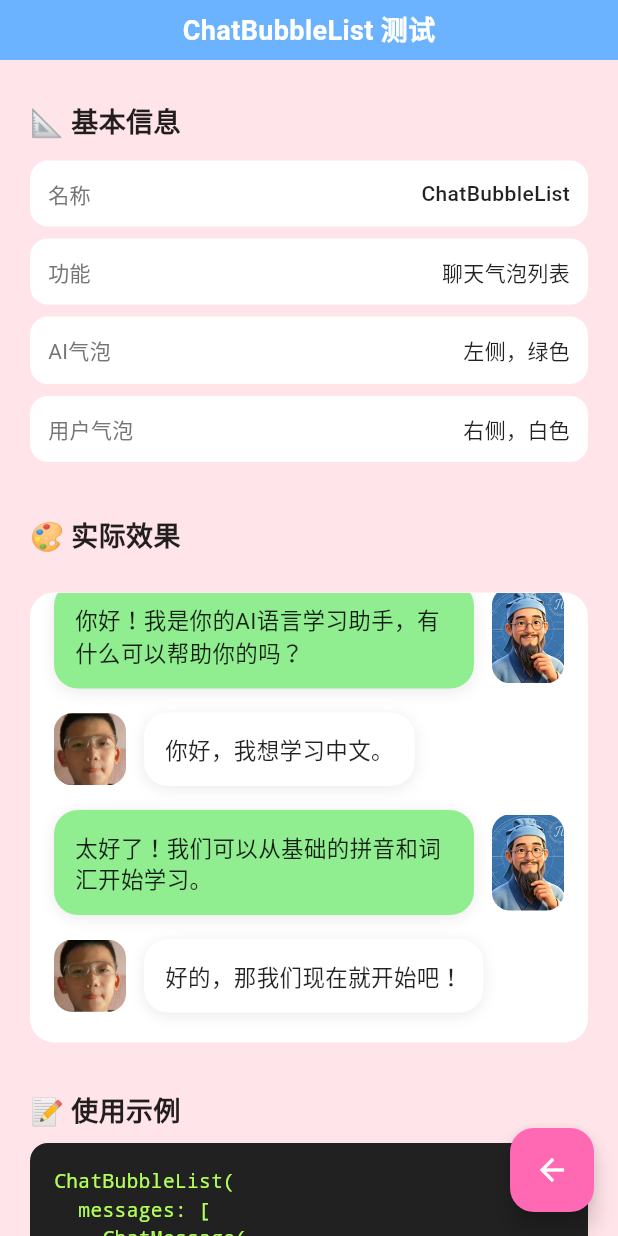
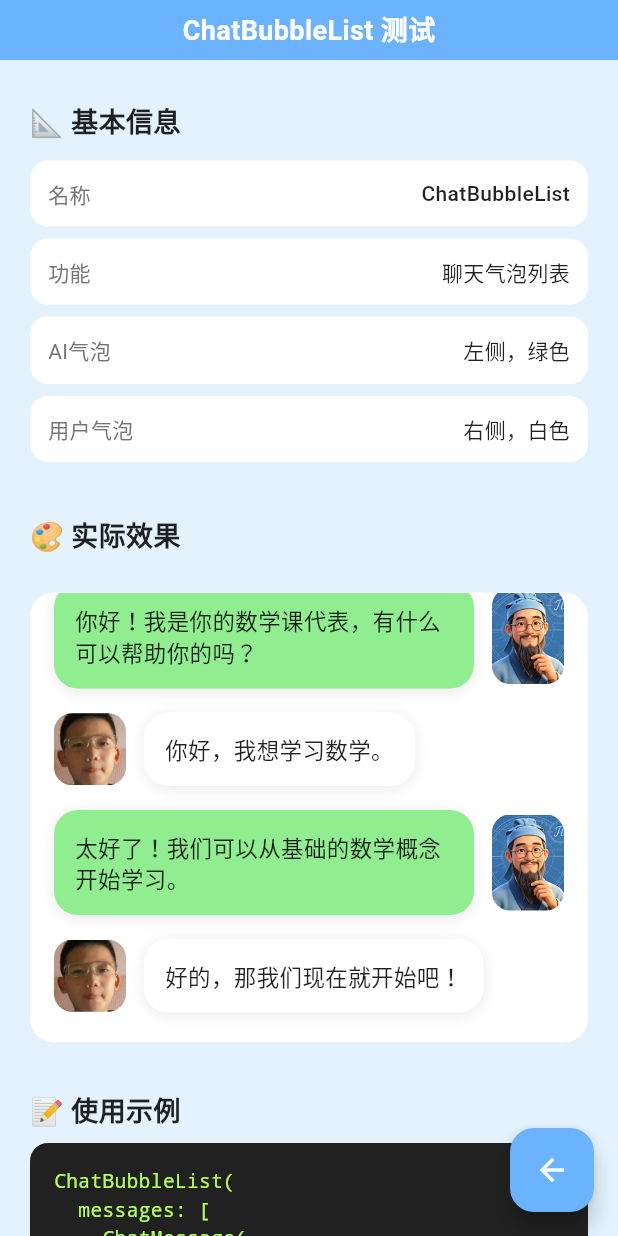
Before and after one commit to Ugpoor/myAIMathsRep, a Flutter app: the ChatBubbleListTest screen opened directly, on a phone screen of 412 x 824 dp. Run offline on Flutter 3.47's test engine with Material 3 defaults, Android fonts, the light colour scheme and no system bars; our stand-ins replace flutter_dotenv, flutter_html, image_picker, sqflite, webview_flutter; accounts and stored records are empty.

Commit message:
init from myAILangTutor

```diff
--- a/lib/pages/widget_tests/chat_bubble_list_test.dart
+++ b/lib/pages/widget_tests/chat_bubble_list_test.dart
@@ -10,28 +10,16 @@ class ChatBubbleListTest extends StatelessWidget {
     final List<ChatMessage> messages = [
       ChatMessage(
         sender: 'AI',
-        text: '你好！我是你的AI语言学习助手，有什么可以帮助你的吗？',
+        text: '你好！我是你的数学课代表，有什么可以帮助你的吗？',
         isAI: true,
       ),
-      ChatMessage(
-        sender: '用户',
-        text: '你好，我想学习中文。',
-        isAI: false,
-      ),
-      ChatMessage(
-        sender: 'AI',
-        text: '太好了！我们可以从基础的拼音和词汇开始学习。',
-        isAI: true,
-      ),
-      ChatMessage(
-        sender: '用户',
-        text: '好的，那我们现在就开始吧！',
-        isAI: false,
-      ),
+      ChatMessage(sender: '用户', text: '你好，我想学习数学。', isAI: false),
+      ChatMessage(sender: 'AI', text: '太好了！我们可以从基础的数学概念开始学习。', isAI: true),
+      ChatMessage(sender: '用户', text: '好的，那我们现在就开始吧！', isAI: false),
     ];
 
     return Scaffold(
-      backgroundColor: const Color(0xFFFFE4E9),
+      backgroundColor: const Color(0xFFE3F2FD),
       body: Column(
         children: [
           const AppTitleBar(title: 'ChatBubbleList 测试'),
@@ -79,7 +67,7 @@ ChatBubbleList(
       ),
       floatingActionButton: FloatingActionButton(
         onPressed: () => Navigator.pop(context),
-        backgroundColor: const Color(0xFFFF69B4),
+        backgroundColor: const Color(0xFF6BB3FF),
         child: const Icon(Icons.arrow_back, color: Colors.white),
       ),
     );
@@ -110,13 +98,7 @@ ChatBubbleList(
       child: Row(
         mainAxisAlignment: MainAxisAlignment.spaceBetween,
         children: [
-          Text(
-            label,
-            style: TextStyle(
-              color: Colors.grey[600],
-              fontSize: 14,
-            ),
-          ),
+          Text(label, style: TextStyle(color: Colors.grey[600], fontSize: 14)),
           Text(
             value,
             style: const TextStyle(
```
Also changed, not shown: lib/components/wysiwyg_editor.dart (+2 -7 lines), lib/pages/widget_tests/ai_reply_bar_test.dart (+7 -26 lines), lib/pages/widget_tests/app_title_bar_test.dart (+7 -18 lines), lib/pages/widget_tests/input_area_test.dart (+3 -11 lines), lib/pages/widget_tests/menu_grid_test.dart (+3 -11 lines), lib/pages/widget_tests/submenu_tabs_test.dart (+7 -8 lines).
